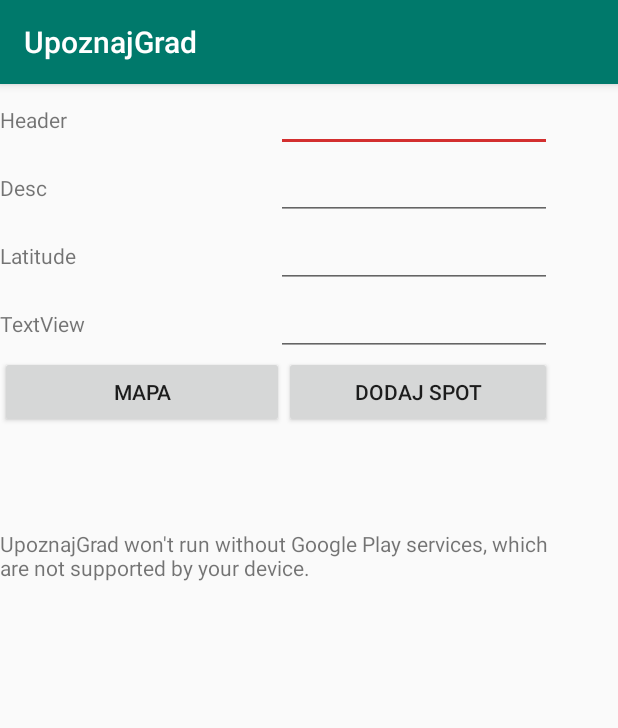
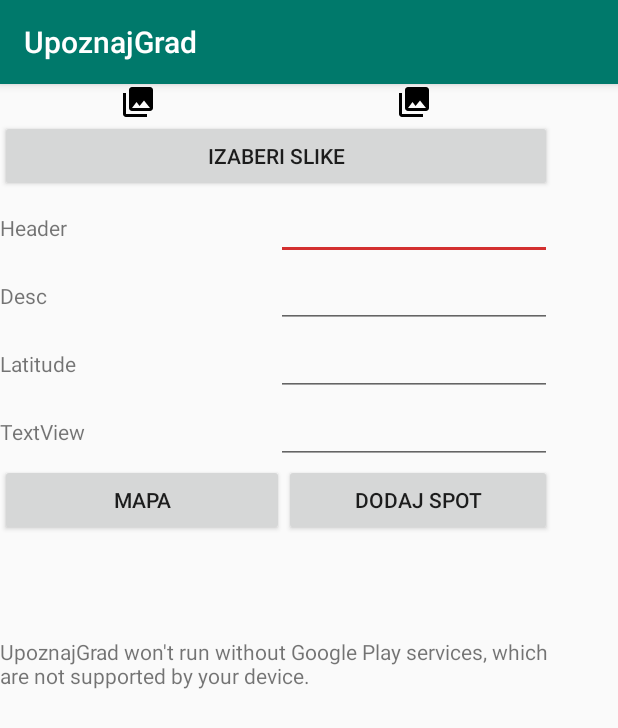
Before and after one commit to MOSISElFak/MosisProjekat, an Android app: the AddSpotActivity screen opened directly, with no data from a screen before it, on a phone screen of 412 x 824 dp. Shown: the top 728 px of the screen. Run offline under Robolectric (Android 15) with nearby library versions, the phone set to English and light mode, and no system bars; our stand-ins replace Firebase (no records; nobody signed in at launch, a user with empty details on screens opened directly); pictures from the network do not load.

Commit message:
AddSpot demo

```diff
--- a/app/src/main/java/com/example/marija/mosisproj/AddSpotActivity.java
+++ b/app/src/main/java/com/example/marija/mosisproj/AddSpotActivity.java
@@ -1,31 +1,80 @@
 package com.example.marija.mosisproj;
 
 import android.content.Intent;
+import android.graphics.drawable.BitmapDrawable;
 import android.icu.text.DateFormat;
 import android.icu.text.SimpleDateFormat;
 import android.icu.util.Calendar;
+import android.net.Uri;
 import android.os.Build;
+import android.provider.MediaStore;
 import android.support.annotation.RequiresApi;
 import android.support.v7.app.AppCompatActivity;
 import android.os.Bundle;
 import android.view.View;
 import android.widget.Button;
 import android.widget.EditText;
+import android.widget.ImageView;
 import android.widget.Toast;
+import android.support.annotation.NonNull;
 
 import com.google.firebase.auth.FirebaseAuth;
+import com.google.firebase.database.ChildEventListener;
 import com.google.firebase.database.DataSnapshot;
 import com.google.firebase.database.DatabaseError;
 import com.google.firebase.database.DatabaseReference;
 import com.google.firebase.database.FirebaseDatabase;
+import com.google.firebase.database.Query;
 import com.google.firebase.database.ValueEventListener;
 
+import android.content.Intent;
+import android.database.Cursor;
+import android.graphics.Bitmap;
+import android.graphics.BitmapFactory;
+import android.net.Uri;
+import android.provider.MediaStore;
+import android.support.annotation.NonNull;
+import android.support.v7.app.AppCompatActivity;
+import android.os.Bundle;
+import android.util.Log;
+import android.view.View;
+import android.widget.Button;
+import android.widget.EditText;
+import android.widget.ImageView;
+import android.widget.Toast;
+
+import com.google.android.gms.tasks.OnCompleteListener;
+import com.google.android.gms.tasks.OnFailureListener;
+import com.google.android.gms.tasks.OnSuccessListener;
+import com.google.android.gms.tasks.Task;
+import com.google.firebase.analytics.FirebaseAnalytics;
+import com.google.firebase.auth.AuthResult;
+import com.google.firebase.auth.FirebaseAuth;
+import com.google.firebase.auth.FirebaseUser;
+import com.google.firebase.auth.UserProfileChangeRequest;
+import com.google.firebase.database.DatabaseReference;
+import com.google.firebase.database.FirebaseDatabase;
+import com.google.firebase.storage.FirebaseStorage;
+import com.google.firebase.storage.StorageReference;
+import com.google.firebase.storage.UploadTask;
+
+import java.io.ByteArrayOutputStream;
 import java.util.Date;
 import java.util.HashMap;
+
+import static android.R.attr.data;
+import static com.example.marija.mosisproj.R.id.map;
 
 public class AddSpotActivity extends AppCompatActivity {
 
     DatabaseReference dref;
+    private FirebaseStorage storage;
+    private StorageReference storageRef;
+
+    private Uri selectedImage;
+    private ImageView imageView;
+    private static int RESULT_LOAD_IMAGE = 1;
+
 
     @Override
     protected void onCreate(Bundle savedInstanceState) {
@@ -37,8 +86,25 @@ public class AddSpotActivity extends AppCompatActivity {
         final EditText latET = (EditText) findViewById(R.id.editTextLat);
         final EditText lonET= (EditText) findViewById(R.id.editTextLon);
 
-        Button buttonMap = (Button) findViewById(R.id.buttonMap);
-        Button buttonDodaj = (Button) findViewById(R.id.buttonDodaj);
+  //      img1=(ImageView)findViewById(R.id.imageView2);
+    //    final ImageView img2=(ImageView)findViewById(R.id.imageView3);
+        imageView = (ImageView) findViewById(R.id.imageView2);
+
+
+
+        final Button buttonMap = (Button) findViewById(R.id.buttonMap);
+        final Button buttonDodaj = (Button) findViewById(R.id.buttonDodaj);
+        final Button buttonIzaberiSlike=(Button)findViewById(R.id.buttonSelectPhotos);
+
+        buttonIzaberiSlike.setOnClickListener(new View.OnClickListener(){
+            @Override
+            public void onClick(View v) {
+                Intent i = new Intent(
+                        Intent.ACTION_PICK, android.provider.MediaStore.Images.Media.EXTERNAL_CONTENT_URI);
+
+                startActivityForResult(i, RESULT_LOAD_IMAGE);
+            }
+        });
 
         buttonDodaj.setOnClickListener(new View.OnClickListener() {
             @Override
@@ -55,6 +121,8 @@ public class AddSpotActivity extends AppCompatActivity {
                     @Override
                     public void onDataChange(DataSnapshot dataSnapshot) {
 
+                        //Dodavanje spota
+
                         String header = headerET.getText().toString();
                         String desc = descET.getText().toString();
                         String lat=latET.getText().toString();
@@ -67,9 +135,42 @@ public class AddSpotActivity extends AppCompatActivity {
                         spot.setLatitude(Double.parseDouble(lat));
                         spot.setLongitude(Double.parseDouble(lon));
 
-                        mDatabase.child("spot").push().setValue(spot);
+                        final String keyID=mDatabase.child("spot").push().getKey();
+                        mDatabase.child("spot").child(keyID).setValue(spot);
 
                         Toast.makeText(AddSpotActivity.this, "Uspesno ste dodali spot", Toast.LENGTH_SHORT).show();
+
+                        storage = FirebaseStorage.getInstance();
+                        storageRef = storage.getReference();
+                        StorageReference imageRef = storageRef.child(keyID + "1.jpg");
+
+
+                    //    ImageView imageView = (ImageView) findViewById(R.id.imageView2);
+                        //imageView.setDrawingCacheEnabled(true);
+
+                        //Bitmap bitmap = imageView.getDrawingCache();
+                        BitmapDrawable drawable = (BitmapDrawable) imageView.getDrawable();
+                        Bitmap bitmap = drawable.getBitmap();
+                        ByteArrayOutputStream baos = new ByteArrayOutputStream();
+                        bitmap.compress(Bitmap.CompressFormat.JPEG,50, baos);
+
+                        int i=baos.toByteArray().length;
+                        byte[] data = baos.toByteArray();
+
+                        UploadTask uploadTask = imageRef.putBytes(data);
+                        uploadTask.addOnFailureListener(new OnFailureListener() {
+                            @Override
+                            public void onFailure(@NonNull Exception exception) {
+                                // Handle unsuccessful uploads
+                            }
+                        }).addOnSuccessListener(new OnSuccessListener<UploadTask.TaskSnapshot>() {
+                            @Override
+                            public void onSuccess(UploadTask.TaskSnapshot taskSnapshot) {
+                                // taskSnapshot.getMetadata() contains file metadata such as size, content-type, and download URL.
+                                Uri downloadUrl = taskSnapshot.getDownloadUrl();
+                            }
+                        });
+
 
                         startActivity(new Intent(AddSpotActivity.this, MainActivity.class));
                     }
@@ -81,5 +182,19 @@ public class AddSpotActivity extends AppCompatActivity {
                 }) ;
             }
         });
+
+
+    }
+    @Override
+    protected void onActivityResult(int requestCode, int resultCode, Intent data) {
+        super.onActivityResult(requestCode, resultCode, data);
+
+                if (requestCode == RESULT_LOAD_IMAGE && resultCode == RESULT_OK && null != data) {
+                    selectedImage = data.getData();
+                    String[] filePathColumn = { MediaStore.Images.Media.DATA };
+                    imageView.setImageURI(selectedImage);
+
+                }
+
             }
 }
--- a/app/src/main/res/layout/activity_add_spot.xml
+++ b/app/src/main/res/layout/activity_add_spot.xml
@@ -17,6 +17,34 @@
             android:layout_width="match_parent"
             android:layout_height="wrap_content"
             android:orientation="vertical">
+
+            <LinearLayout
+                android:layout_width="match_parent"
+                android:layout_height="match_parent"
+                android:layout_weight="1"
+                android:orientation="horizontal">
+
+                <ImageView
+                    android:id="@+id/imageView3"
+                    android:layout_width="wrap_content"
+                    android:layout_height="wrap_content"
+                    android:layout_weight="1"
+                    map:srcCompat="@drawable/ic_menu_gallery" />
+
+                <ImageView
+                    android:id="@+id/imageView2"
+                    android:layout_width="wrap_content"
+                    android:layout_height="wrap_content"
+                    android:layout_weight="1"
+                    map:srcCompat="@drawable/ic_menu_gallery" />
+            </LinearLayout>
+
+            <Button
+                android:id="@+id/buttonSelectPhotos"
+                android:layout_width="match_parent"
+                android:layout_height="wrap_content"
+                android:layout_weight="1"
+                android:text="Izaberi slike" />
 
             <LinearLayout
                 android:layout_width="match_parent"
@@ -139,6 +167,7 @@
                     map:layout_constraintLeft_toLeftOf="parent"
                     map:layout_constraintRight_toRightOf="parent"
                     map:layout_constraintTop_toTopOf="parent" />
+
             </LinearLayout>
 
         </LinearLayout>
```
